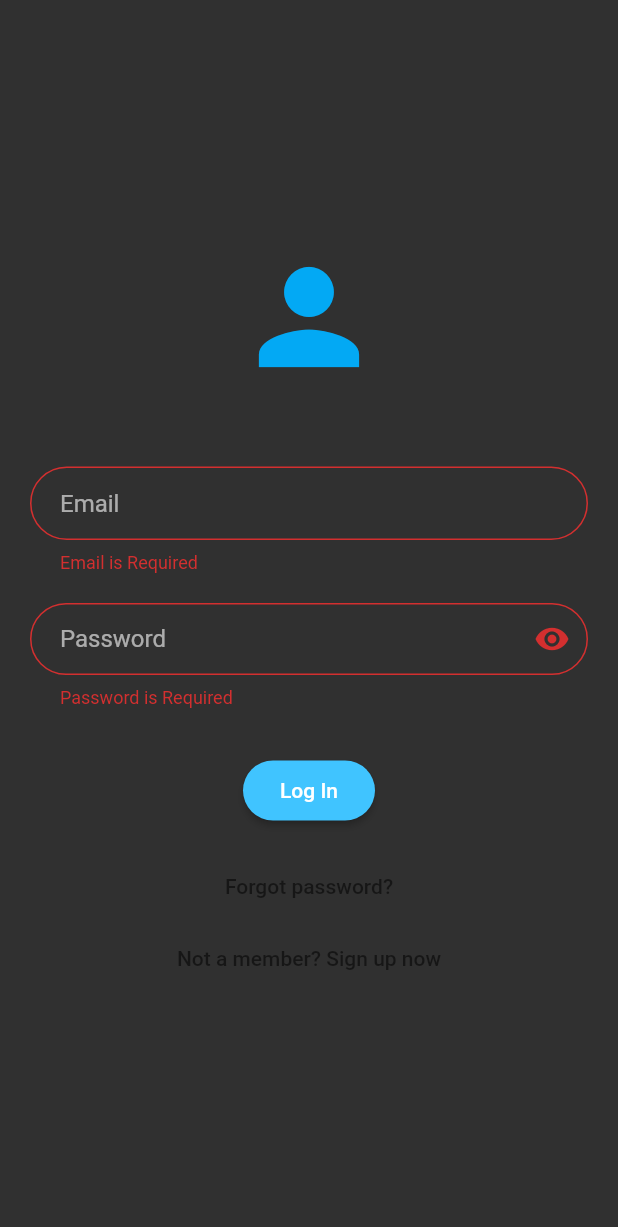
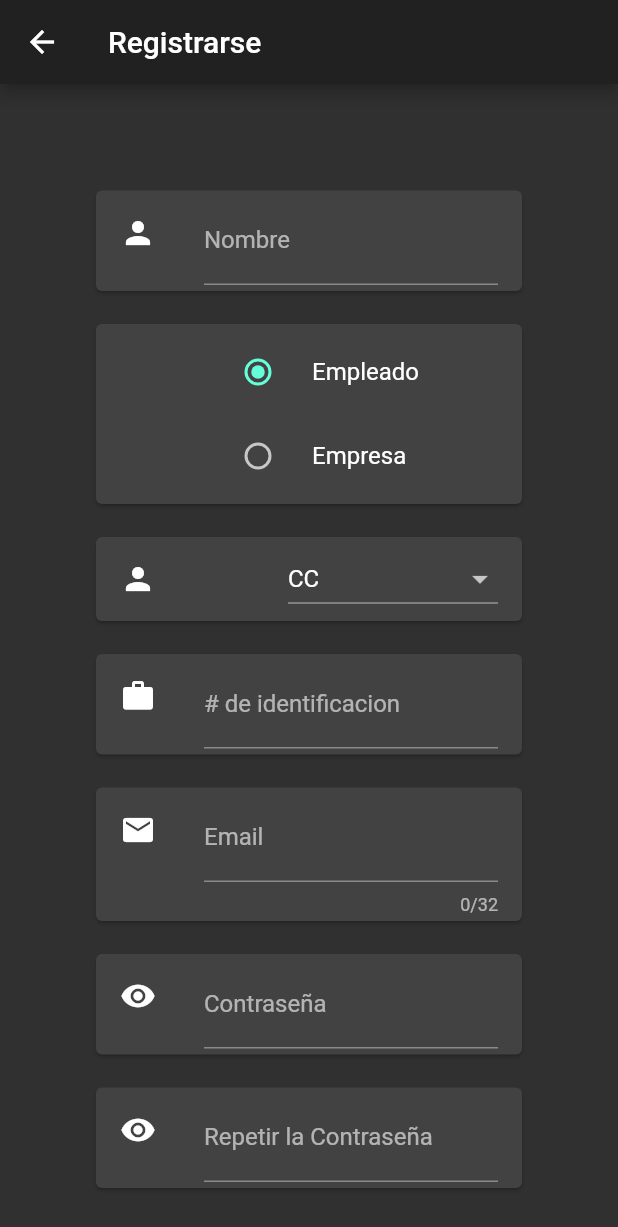
Before and after one commit to juan5d/confametapp, a Flutter app: the screen it shows after launch, after a tap on "Log In", after a tap on "Not a member? Sign up now", on a phone screen of 412 x 824 dp. Shown: the top 1227 px of the screen. Run offline on Flutter 3.47's test engine with Material 2 defaults, Android fonts, the phone set to English and light mode, and no system bars; missing offline and left inert: dart:html.

Commit message:
features Login and register

```diff
--- a/lib/LoginPage.dart
+++ b/lib/LoginPage.dart
@@ -1,6 +1,16 @@
+import 'dart:convert';
+import 'dart:html';
+
 import 'package:flutter/material.dart';
+import 'package:http/http.dart';
+import 'package:proyect/HomePage.dart';
+import 'package:proyect/PrincipalPage.dart';
+import 'package:proyect/RegistroPage.dart';
+import 'package:proyect/firebasePage.dart';
 import 'FormValidator.dart';
 import 'LoginRequestData.dart';
+
+LoginRequestData _loginData = LoginRequestData();
 
 class LoginPage extends StatefulWidget {
   static String tag = 'login-page';
@@ -14,7 +24,7 @@ class LoginPage extends StatefulWidget {
 class _LoginPageState extends State<LoginPage> {
   GlobalKey<FormState> _key = new GlobalKey();
   bool _validate = false;
-  LoginRequestData _loginData = LoginRequestData();
+
   bool _obscureText = true;
 
   @override
@@ -118,14 +128,32 @@ class _LoginPageState extends State<LoginPage> {
 
   _sendToRegisterPage() {
     ///Go to register page
+    Navigator.push(
+      context,
+      MaterialPageRoute(builder: (context) => RegisterPage()),
+    );
   }
 
-  _sendToServer() {
+  _sendToServer() async {
     if (_key.currentState.validate()) {
       /// No any error in validation
       _key.currentState.save();
       print("Email ${_loginData.email}");
       print("Password ${_loginData.password}");
+      bool estado = await _loadData();
+      print(estado);
+
+      if (await _loadData()) {
+        Navigator.push(
+          context,
+          MaterialPageRoute(builder: (context) => HomePage()),
+        );
+      } else {
+        _showDialog();
+        setState(() {
+          _validate = true;
+        });
+      }
     } else {
       ///validation error
       setState(() {
@@ -163,4 +191,70 @@ class _LoginPageState extends State<LoginPage> {
           );
         });
   }
+
+  Future<Null> _showDialog() async {
+    await showDialog<String>(
+        context: context,
+        builder: (BuildContext context) {
+          return new AlertDialog(
+            title: const Text('Error: Los datos ingresados son erroneos'),
+            contentPadding: EdgeInsets.all(5.0),
+            actions: <Widget>[
+              new FlatButton(
+                child: new Text("Ok"),
+                onPressed: () async {
+                  _loginData.email = "";
+                  Navigator.pop(context);
+                },
+              ),
+              new FlatButton(
+                child: new Text("Cancel"),
+                onPressed: () => Navigator.pop(context),
+              ),
+            ],
+          );
+        });
+  }
 }
+
+const jsonCodec = const JsonCodec();
+final url = Uri.https('tenacious-crane-291714-default-rtdb.firebaseio.com',
+    '/prueba/usuarios.json', {'q': '{http}'});
+final httpClient = new Client();
+
+Future<bool> _loadData() async {
+  var st = false;
+  var response = await httpClient.get(url);
+  print('response=' + response.body);
+  var todos = jsonCodec.decode(response.body);
+  print(todos.keys.forEach((key) async {
+    print(key);
+    if (key != null || key != '' || key != 'null') {
+      if (todos[key.toString()]['email'].toString() == _loginData.email) {
+        if (todos[key.toString()]['password'].toString() ==
+            _loginData.password.toString()) {
+          st = true;
+        }
+      }
+    }
+  }));
+  return st;
+}
+
+class Todo {
+  bool finished;
+  String name, nameCompany, typeId, id, nit, email, password;
+  Todo(this.name, this.nameCompany, this.typeId, this.id, this.email,
+      this.password);
+
+  Map toJson() {
+    return {
+      "name": name,
+      "name_company": nameCompany,
+      "type_id": typeId,
+      "id": id,
+      "email": email,
+      "password": password
+    };
+  }
+}
--- /dev/null
+++ b/lib/RegistroPage.dart
@@ -0,0 +1,325 @@
+import 'dart:convert';
+
+import 'package:flutter/material.dart';
+import 'package:http/http.dart';
+
+class RegisterPage extends StatefulWidget {
+  @override
+  _RegisterPageState createState() => _RegisterPageState();
+}
+
+String _id = '1121';
+
+class _RegisterPageState extends State<RegisterPage> {
+  void _inc() {
+    _loadData();
+  }
+
+  GlobalKey<FormState> keyForm = new GlobalKey();
+  TextEditingController nameCtrl = new TextEditingController();
+  TextEditingController nameECtrl = new TextEditingController();
+  TextEditingController nitCtrl = new TextEditingController();
+  TextEditingController idCtrl = new TextEditingController();
+  TextEditingController emailCtrl = new TextEditingController();
+  TextEditingController mobileCtrl = new TextEditingController();
+  TextEditingController passwordCtrl = new TextEditingController();
+  TextEditingController repeatPassCtrl = new TextEditingController();
+  String _currentSelectedItem = "CC";
+
+  @override
+  Widget build(BuildContext context) {
+    return Scaffold(
+      appBar: new AppBar(
+        title: new Text('Registrarse'),
+      ),
+      body: new SingleChildScrollView(
+        child: new Container(
+          margin: new EdgeInsets.all(60.0),
+          child: new Form(
+            key: keyForm,
+            child: formUI(),
+          ),
+        ),
+      ),
+    );
+  }
+
+  formItemsDesign(icon, item) {
+    return Padding(
+      padding: EdgeInsets.symmetric(vertical: 7),
+      child: Card(child: ListTile(leading: Icon(icon), title: item)),
+    );
+  }
+
+  String gender = 'hombre';
+  bool _isVisible = false;
+  var your_list = ["CC", "TI"];
+
+  Widget formUI() {
+    return Column(
+      children: <Widget>[
+        formItemsDesign(
+            Icons.person,
+            TextFormField(
+              controller: nameCtrl,
+              decoration: new InputDecoration(
+                labelText: 'Nombre',
+              ),
+              validator: validateName,
+            )),
+/*         formItemsDesign(
+            Icons.phone,
+            TextFormField(
+              controller: mobileCtrl,
+              decoration: new InputDecoration(
+                labelText: 'Numero de telefono',
+              ),
+              keyboardType: TextInputType.phone,
+              maxLength: 10,
+              validator: validateMobile,
+            )), */
+        if (_isVisible)
+          formItemsDesign(
+              Icons.work,
+              TextFormField(
+                controller: nameECtrl,
+                decoration: new InputDecoration(
+                  labelText: 'Nombre de la Empresa',
+                ),
+                validator: validateName,
+              )),
+        formItemsDesign(
+            null,
+            Column(children: <Widget>[
+              RadioListTile<String>(
+                title: const Text('Empleado'),
+                value: 'hombre',
+                groupValue: gender,
+                onChanged: (value) {
+                  setState(() {
+                    gender = value;
+                  });
+                  _isVisible = false;
+                  your_list = ["CC", "TI"];
+                  _currentSelectedItem = "CC";
+                },
+              ),
+              RadioListTile<String>(
+                title: const Text('Empresa'),
+                value: 'mujer',
+                groupValue: gender,
+                onChanged: (value) {
+                  setState(() {
+                    gender = value;
+                  });
+                  _isVisible = true;
+                  your_list = ["Sociedad Anónima", "Sociedad Limitada"];
+                  _currentSelectedItem = "Sociedad Anónima";
+                },
+              )
+            ])),
+        formItemsDesign(
+          Icons.person,
+          Stack(
+            children: <Widget>[
+              Container(
+                margin: EdgeInsets.only(top: 0, left: 56.0, right: 0.0),
+                child: DropdownButton(
+                  isExpanded: true,
+                  items: your_list.map(
+                    (val) {
+                      return DropdownMenuItem(
+                        value: val,
+                        child: Text(val),
+                      );
+                    },
+                  ).toList(),
+                  value: _currentSelectedItem,
+                  onChanged: (value) {
+                    setState(() {
+                      _currentSelectedItem = value;
+                    });
+                  },
+                ),
+              )
+            ],
+          ),
+        ),
+        if (!_isVisible)
+          formItemsDesign(
+              Icons.work,
+              TextFormField(
+                controller: idCtrl,
+                decoration: new InputDecoration(
+                  labelText: '# de identificacion',
+                ),
+                validator: validateMobile,
+              )),
+        if (_isVisible)
+          formItemsDesign(
+              Icons.work,
+              TextFormField(
+                controller: idCtrl,
+                decoration: new InputDecoration(
+                  labelText: 'Nit',
+                ),
+                maxLength: 10,
+                validator: validateMobile,
+              )),
+        formItemsDesign(
+            Icons.email,
+            TextFormField(
+              controller: emailCtrl,
+              decoration: new InputDecoration(
+                labelText: 'Email',
+              ),
+              keyboardType: TextInputType.emailAddress,
+              maxLength: 32,
+              validator: validateEmail,
+            )),
+        formItemsDesign(
+            Icons.remove_red_eye,
+            TextFormField(
+              controller: passwordCtrl,
+              obscureText: true,
+              decoration: InputDecoration(
+                labelText: 'Contraseña',
+              ),
+            )),
+        formItemsDesign(
+            Icons.remove_red_eye,
+            TextFormField(
+              controller: repeatPassCtrl,
+              obscureText: true,
+              decoration: InputDecoration(
+                labelText: 'Repetir la Contraseña',
+              ),
+              validator: validatePassword,
+            )),
+        GestureDetector(
+            onTap: () {
+              save();
+            },
+            child: Container(
+              margin: new EdgeInsets.all(30.0),
+              alignment: Alignment.center,
+              decoration: ShapeDecoration(
+                shape: RoundedRectangleBorder(
+                    borderRadius: BorderRadius.circular(30.0)),
+                gradient: LinearGradient(colors: [
+                  Color(0xFF0EDED2),
+                  Color(0xFF03A0FE),
+                ], begin: Alignment.topLeft, end: Alignment.bottomRight),
+              ),
+              child: Text("Guardar",
+                  style: TextStyle(
+                      color: Colors.white,
+                      fontSize: 18,
+                      fontWeight: FontWeight.w500)),
+              padding: EdgeInsets.only(top: 16, bottom: 16),
+            ))
+      ],
+    );
+  }
+
+  String validatePassword(String value) {
+    print("valorrr $value passsword ${passwordCtrl.text}");
+    if (value != passwordCtrl.text) {
+      return "Las contraseñas no coinciden";
+    }
+    return null;
+  }
+
+  String validateName(String value) {
+    String pattern = r'(^[a-zA-Z ]*$)';
+    RegExp regExp = new RegExp(pattern);
+    if (value.length == 0) {
+      return "El nombre es necesario";
+    } else if (!regExp.hasMatch(value)) {
+      return "El nombre debe de ser a-z y A-Z";
+    }
+    return null;
+  }
+
+  String validateMobile(String value) {
+    _id = value;
+    String patttern = r'(^[0-9]*$)';
+    RegExp regExp = new RegExp(patttern);
+    if (value.length == 0) {
+      return "El id es necesariod";
+    }
+    /* else if (value.length != 10) {
+      return "El id debe tener 10 digitos";
+    } */
+    return null;
+  }
+
+  String validateEmail(String value) {
+    String pattern =
+        r'^(([^<>()[\]\\.,;:\s@\"]+(\.[^<>()[\]\\.,;:\s@\"]+)*)|(\".+\"))@((\[[0-9]{1,3}\.[0-9]{1,3}\.[0-9]{1,3}\.[0-9]{1,3}\])|(([a-zA-Z\-0-9]+\.)+[a-zA-Z]{2,}))$';
+    RegExp regExp = new RegExp(pattern);
+    if (value.length == 0) {
+      return "El correo es necesario";
+    } else if (!regExp.hasMatch(value)) {
+      return "Correo invalido";
+    } else {
+      return null;
+    }
+  }
+
+  save() {
+    if (keyForm.currentState.validate()) {
+      print("Nombre ${nameCtrl.text}");
+      /* print("Telefono ${mobileCtrl.text}"); */
+      print("Correo ${emailCtrl.text}");
+      print("Correo ${passwordCtrl.text}");
+      _saveData(new Todo(
+          nameCtrl.text.toString(),
+          nameECtrl.text.toString(),
+          _currentSelectedItem,
+          idCtrl.text.toString(),
+          emailCtrl.text.toString(),
+          passwordCtrl.text.toString()));
+      keyForm.currentState.reset();
+    }
+  }
+}
+
+const jsonCodec = const JsonCodec();
+final url = Uri.https('tenacious-crane-291714-default-rtdb.firebaseio.com',
+    '/prueba/usuarios/' + _id.toString() + '.json', {'q': '{http}'});
+final httpClient = new Client();
+
+_loadData() async {
+  var response = await httpClient.get(url);
+  print('response=' + response.body);
+  var todos = jsonCodec.decode(response.body);
+
+  print(todos.length.toString());
+}
+
+_saveData(Todo todo) async {
+  var json = jsonCodec.encode(todo);
+  print("json=$json");
+
+  var response = await httpClient.patch(url, body: json);
+  print('response=' + response.body);
+}
+
+class Todo {
+  bool finished;
+  String name, nameCompany, typeId, id, nit, email, password;
+  Todo(this.name, this.nameCompany, this.typeId, this.id, this.email,
+      this.password);
+
+  Map toJson() {
+    return {
+      "name": name,
+      "name_company": nameCompany,
+      "type_id": typeId,
+      "id": id,
+      "email": email,
+      "password": password
+    };
+  }
+}
--- a/lib/main.dart
+++ b/lib/main.dart
@@ -1,8 +1,12 @@
+/* import 'package:firebase_core/firebase_core.dart'; */
 import 'package:flutter/material.dart';
 import 'package:proyect/LoginPage.dart';
 
 void main() {
+  /* WidgetsFlutterBinding.ensureInitialized();
+  Firebase.initializeApp().then((value) { */
   runApp(MyApp());
+  /* }); */
 }
 
 class MyApp extends StatelessWidget {
--- a/pubspec.yaml
+++ b/pubspec.yaml
@@ -28,6 +28,9 @@ dependencies:
   # The following adds the Cupertino Icons font to your application.
   # Use with the CupertinoIcons class for iOS style icons.
   cupertino_icons: ^1.0.2
+  http: ^0.13.2
+
+
 
 dev_dependencies:
   flutter_test:
```
Also changed, not shown: lib/HomePage.dart (+34 -17 lines), lib/PrincipalPage.dart (added, +94 -0 lines), lib/firebasePage.dart (added, +30 -0 lines), lib/tabs_page.dart (added, +98 -0 lines), lib/src/DescriptionPage.dart (added).
